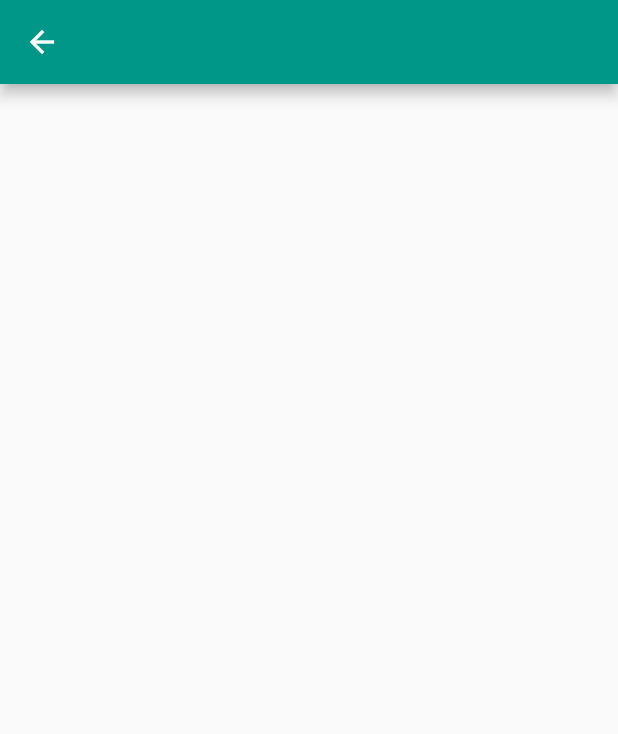
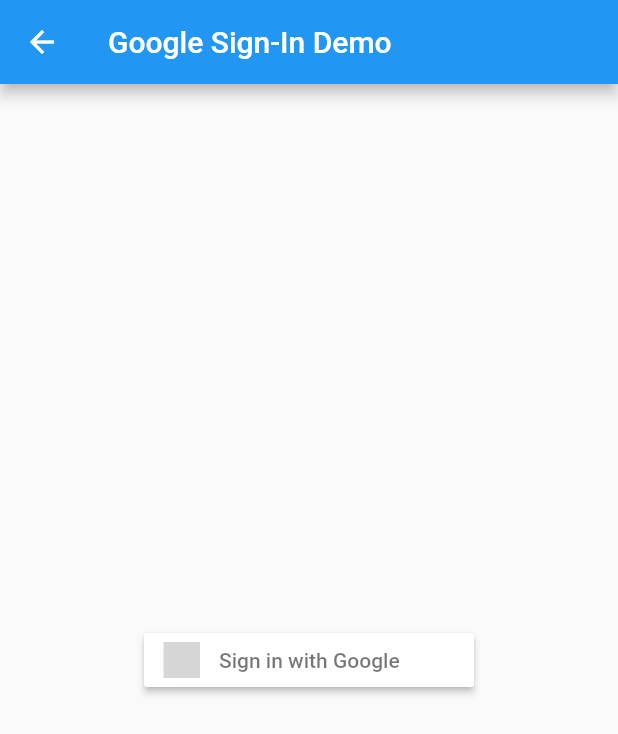
Before and after one commit to Juicy99/SABU-app, a Flutter app: the MyPage screen opened directly, on a phone screen of 412 x 824 dp. Shown: the top 734 px of the screen. Run offline on Flutter 3.47's test engine with Material 2 defaults, Android fonts, the phone set to English and light mode, and no system bars; our stand-ins replace charts_flutter, cloud_firestore, firebase_auth, firebase_core, firebase_storage, flutter_signin_button and 2 more; accounts and stored records are empty; network calls fail; grey boxes are pictures that could not be loaded.

Commit message:
デザイン改修

```diff
--- a/lib/my_page.dart
+++ b/lib/my_page.dart
@@ -1,16 +1,79 @@
+import 'package:firebase_auth/firebase_auth.dart';
 import 'package:flutter/material.dart';
+import 'package:flutter_signin_button/flutter_signin_button.dart';
+import 'package:google_sign_in/google_sign_in.dart';
 
-// ignore: must_be_immutable
-class MyPage extends StatelessWidget {
+class MyPage extends StatefulWidget {
+  @override
+  State createState() => MyPageState();
+}
+
+class MyPageState extends State<MyPage> {
+  final _auth = FirebaseAuth.instance;
+
+  @override
+  void initState() {
+    super.initState();
+    _auth.authStateChanges().listen((User user) {
+      if (user == null) {
+        print('User is currently signed out!');
+      } else {
+        print('User is signed in!');
+      }
+    });
+  }
+
+  // Googleを使ってサインイン
+  Future<UserCredential> signInWithGoogle() async {
+    // 認証フローのトリガー
+    final googleUser = await GoogleSignIn(scopes: [
+      'email',
+    ]).signIn();
+    // リクエストから、認証情報を取得
+    final googleAuth = await googleUser.authentication;
+    // クレデンシャルを新しく作成
+    final credential = GoogleAuthProvider.credential(
+      accessToken: googleAuth.accessToken,
+      idToken: googleAuth.idToken,
+    );
+    // サインインしたら、UserCredentialを返す
+    return FirebaseAuth.instance.signInWithCredential(credential);
+  }
+
   @override
   Widget build(BuildContext context) {
+    FirebaseAuth.instance.authStateChanges().listen((User user) {
+      if (user == null) {
+        print('User is currently signed out!');
+      } else {
+        print('User is signed in!');
+      }
+    });
     return Scaffold(
       appBar: AppBar(
-        backgroundColor: Colors.teal,
-        leading: IconButton(
-          icon: Icon(Icons.arrow_back, color: Colors.white),
-          onPressed: () =>
-              Navigator.of(context).popUntil((route) => route.isFirst),
+        title: const Text(
+          'Google Sign-In Demo',
+        ),
+      ),
+      body: Center(
+        child: Column(
+          mainAxisAlignment: MainAxisAlignment.center,
+          children: [
+            SignInButton(
+              Buttons.Google,
+              onPressed: () async {
+                try {
+                  final userCredential = await signInWithGoogle();
+                } on FirebaseAuthException catch (e) {
+                  print('FirebaseAuthException');
+                  print('${e.code}');
+                } on Exception catch (e) {
+                  print('Exception');
+                  print('${e.toString()}');
+                }
+              },
+            ),
+          ],
         ),
       ),
     );
--- a/pubspec.yaml
+++ b/pubspec.yaml
@@ -37,6 +37,8 @@ dependencies:
   firebase_storage: ^5.2.0
   charts_flutter: ^0.9.0
   flutter_native_splash: ^0.2.9
+  google_sign_in: ^4.5.9
+  flutter_signin_button: ^1.1.0
 
 dev_dependencies:
   flutter_test:
```
Also changed, not shown: lib/home.dart (+4 -8 lines), pubspec.lock.
